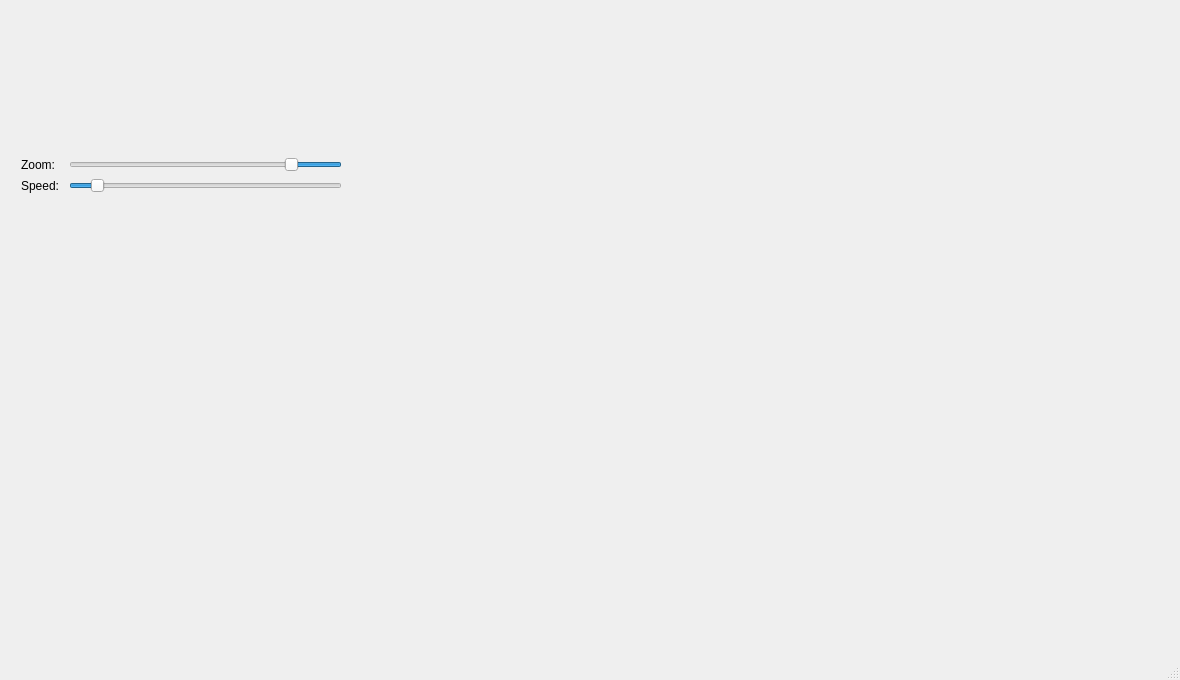
Qt form EconomicEngineDebugGUI/EconomicEngineDebugGUI.ui (ZeCroque/EconomicEngine) before a commit.
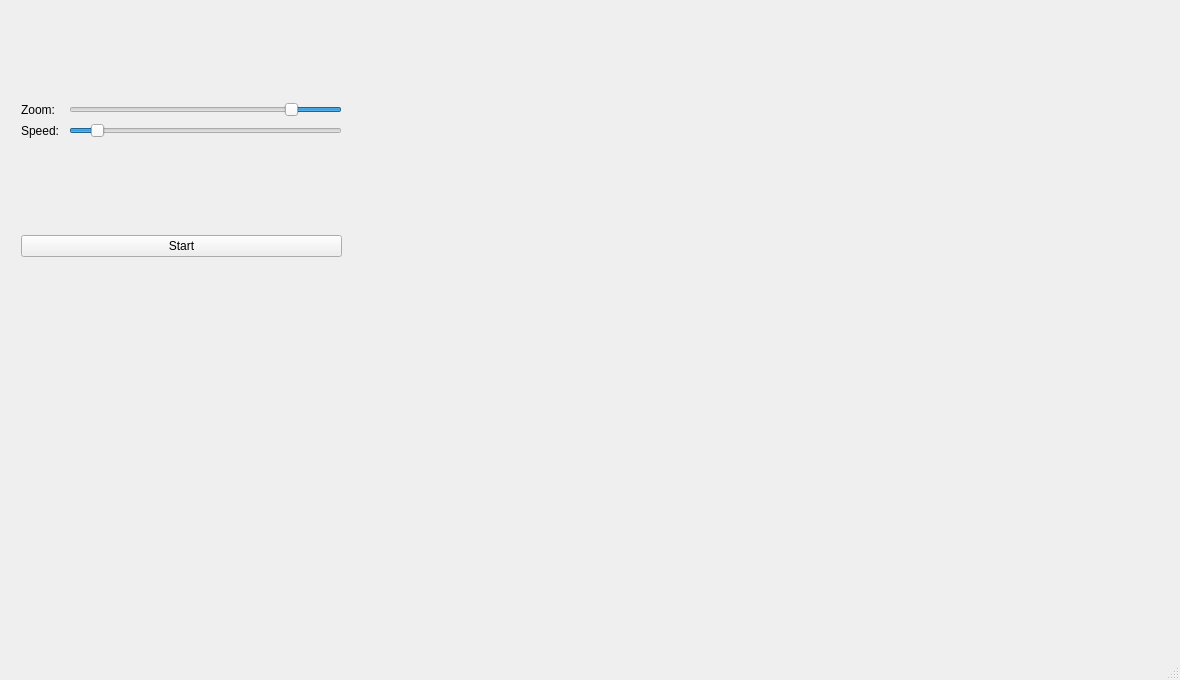
The same form after that commit. Custom widgets are drawn as their Qt base class.

Commit message: Feat -> Add Pb Start: Add empty pushbutton start

The edit to the form file:
```diff
--- a/EconomicEngineDebugGUI/EconomicEngineDebugGUI.ui
+++ b/EconomicEngineDebugGUI/EconomicEngineDebugGUI.ui
@@ -134,6 +134,20 @@
          </property>
         </spacer>
        </item>
+       <item>
+        <layout class="QHBoxLayout" name="LayButton">
+         <item>
+          <widget class="QPushButton" name="pBStart">
+           <property name="text">
+            <string>Start</string>
+           </property>
+           <property name="checkable">
+            <bool>true</bool>
+           </property>
+          </widget>
+         </item>
+        </layout>
+       </item>
       </layout>
      </item>
      <item>
```
The commit also changes 3 other files.
